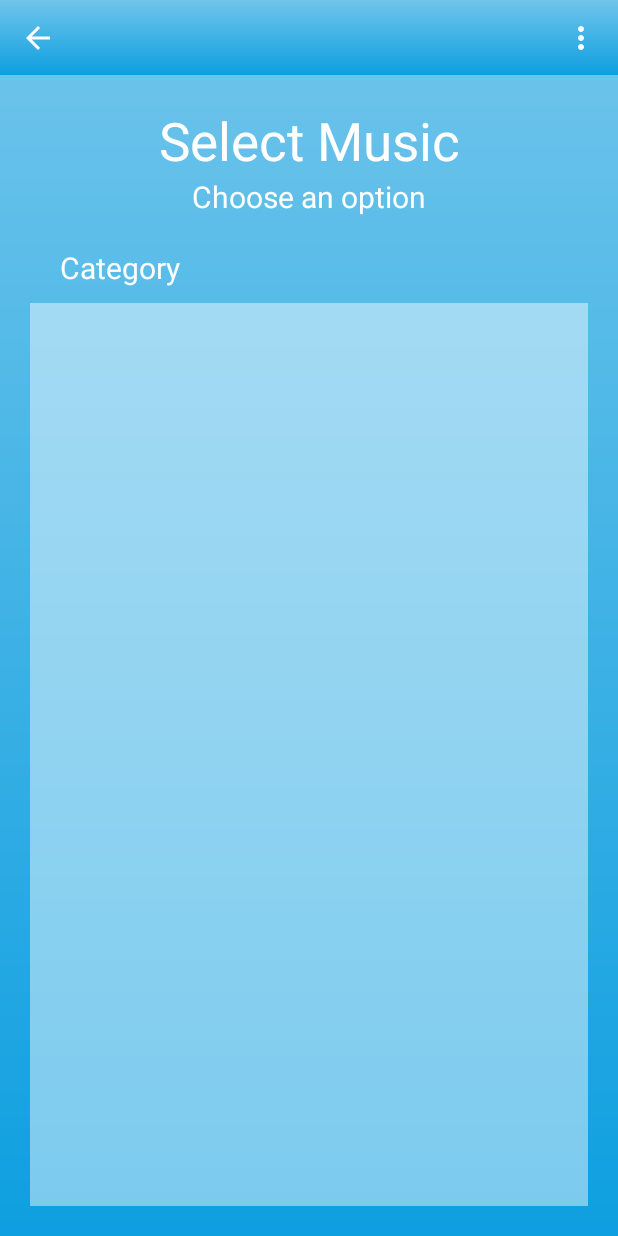
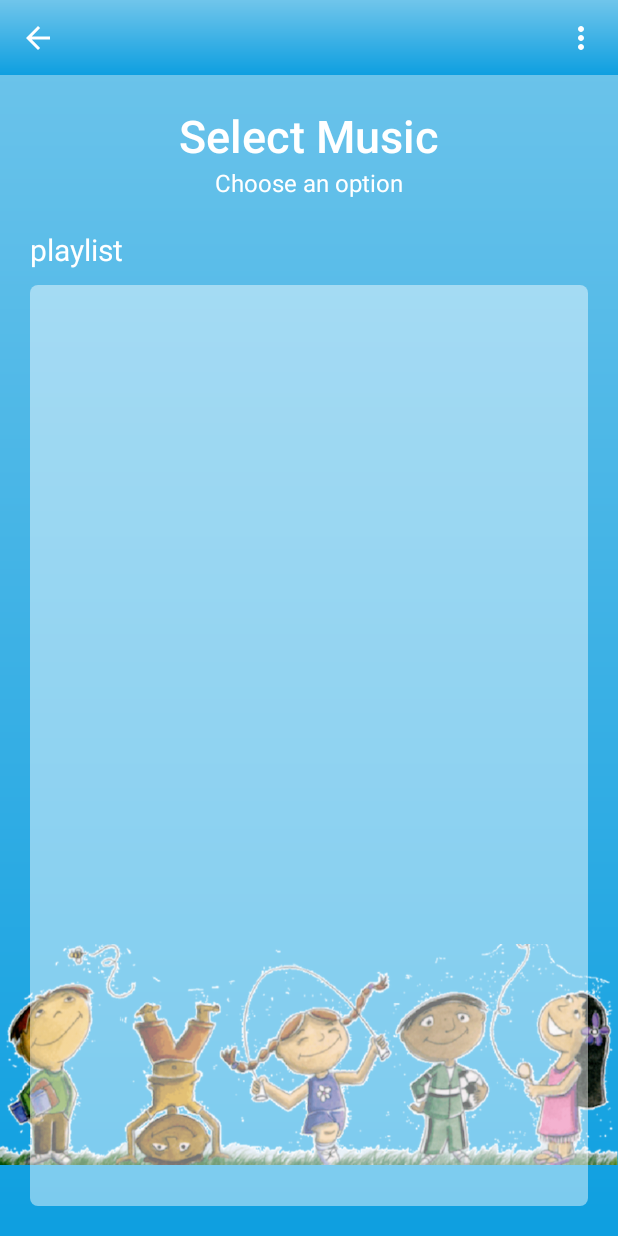
Before and after one commit to jdotcole233/karico_play, an Android app: the KaricoMotorActivity screen opened directly, with no data from a screen before it, on a phone screen of 412 x 824 dp. Run offline under Robolectric (Android 15) with nearby library versions, the phone set to English and light mode, and no system bars; Roboto replaces fonts that are not available here.

Commit message:
karico play version 1.0

```diff
--- a/app/src/main/res/layout/activity_karico_motor.xml
+++ b/app/src/main/res/layout/activity_karico_motor.xml
@@ -42,10 +42,12 @@
         android:layout_height="wrap_content"
         android:text="Select Music"
         android:textAlignment="center"
-        android:textSize="35sp"
+        android:textSize="30sp"
         android:layout_below="@+id/musicselectionheader"
         android:layout_marginTop="20dp"
         android:textColor="#ffffff"
+        android:fontFamily="sans-serif-light"
+        android:textStyle="bold"
         />
 
     <TextView
@@ -54,7 +56,7 @@
         android:layout_height="wrap_content"
         android:text="Choose an option"
         android:textAlignment="center"
-        android:textSize="20sp"
+        android:textSize="16sp"
         android:layout_below="@+id/selectmusictext"
         android:textColor="#ffffff"
         />
@@ -63,10 +65,10 @@
         android:id="@+id/categorytext"
         android:layout_width="match_parent"
         android:layout_height="wrap_content"
-        android:text="Category"
+        android:text="playlist"
         android:textAlignment="textStart"
         android:layout_gravity="start"
-        android:layout_marginLeft="40dp"
+        android:layout_marginLeft="20dp"
         android:layout_marginTop="20dp"
         android:textSize="20sp"
         android:layout_below="@+id/chooseoptiontext"
@@ -80,7 +82,8 @@
             android:layout_height="match_parent"
             android:scrollbars="vertical"
             android:layout_below="@+id/categorytext"
-            android:background="#73ffffff"
+            android:background="@drawable/music_row_background"
+            android:backgroundTint="#73ffffff"
             android:layout_marginLeft="20dp"
             android:layout_marginTop="10dp"
             android:layout_marginRight="20dp"
@@ -88,7 +91,14 @@
             android:padding="10dp"
 
             >
-
         </android.support.v7.widget.RecyclerView>
 
+    <ImageView
+        android:layout_width="match_parent"
+        android:layout_height="wrap_content"
+        android:src="@drawable/chicos_jugando"
+        android:translationZ="-1dp"
+        android:layout_alignParentBottom="true"
+        />
+
 </RelativeLayout>
--- a/app/src/main/res/layout/activity_music_row_view.xml
+++ b/app/src/main/res/layout/activity_music_row_view.xml
@@ -10,6 +10,7 @@
     android:background="@drawable/music_row_background"
     android:backgroundTint="#ffffff"
     android:layout_marginTop="5dp"
+    android:id="@+id/selectFolderCard"
     >
 
     <ImageView
```
Also changed, not shown: app/src/main/java/com/ultitrust/karico/Adapter/KaricoMusicAdapater.java (+35 -8 lines), app/src/main/java/com/ultitrust/karico/KaricoMotorActivity.java (+4 -3 lines), app/src/main/java/com/ultitrust/karico/KaricoMotorPlayer.java (+189 -0 lines), app/src/main/java/com/ultitrust/karico/Model/MusicModel.java (+12 -1 lines), app/src/main/res/layout/activity_karico_motor_player.xml (+6 -5 lines).
